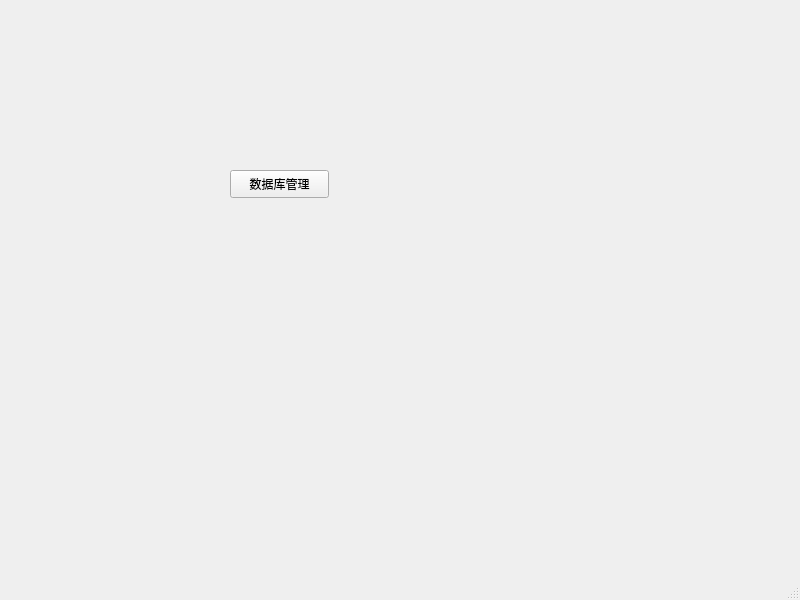
RiccoLiu/qt_cpp, file mysql/mainwindow.ui: the form before one commit.
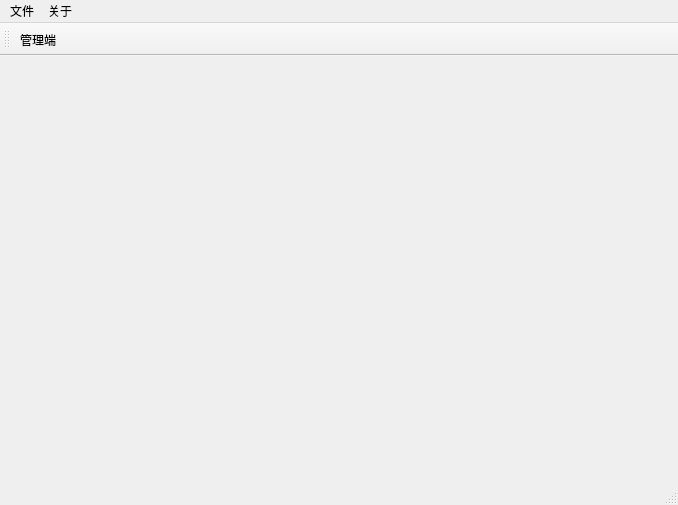
The form after the commit.

Diff of the .ui file:
```diff
--- a/mysql/mainwindow.ui
+++ b/mysql/mainwindow.ui
@@ -6,39 +6,63 @@
    <rect>
     <x>0</x>
     <y>0</y>
-    <width>800</width>
-    <height>600</height>
+    <width>678</width>
+    <height>505</height>
    </rect>
   </property>
   <property name="windowTitle">
    <string>MainWindow</string>
   </property>
-  <widget class="QWidget" name="centralwidget">
-   <widget class="QPushButton" name="databaseManager">
-    <property name="geometry">
-     <rect>
-      <x>230</x>
-      <y>170</y>
-      <width>99</width>
-      <height>28</height>
-     </rect>
-    </property>
-    <property name="text">
-     <string>数据库管理</string>
-    </property>
-   </widget>
-  </widget>
+  <widget class="QWidget" name="centralwidget"/>
   <widget class="QMenuBar" name="menubar">
    <property name="geometry">
     <rect>
      <x>0</x>
      <y>0</y>
-     <width>800</width>
+     <width>678</width>
      <height>24</height>
     </rect>
    </property>
+   <widget class="QMenu" name="menu">
+    <property name="title">
+     <string>文件</string>
+    </property>
+    <addaction name="open"/>
+   </widget>
+   <widget class="QMenu" name="menu_2">
+    <property name="title">
+     <string>关于</string>
+    </property>
+   </widget>
+   <addaction name="menu"/>
+   <addaction name="menu_2"/>
   </widget>
   <widget class="QStatusBar" name="statusbar"/>
+  <widget class="QToolBar" name="toolBar">
+   <property name="windowTitle">
+    <string>toolBar</string>
+   </property>
+   <attribute name="toolBarArea">
+    <enum>TopToolBarArea</enum>
+   </attribute>
+   <attribute name="toolBarBreak">
+    <bool>false</bool>
+   </attribute>
+   <addaction name="manerge"/>
+  </widget>
+  <action name="manerge">
+   <property name="text">
+    <string>管理端</string>
+   </property>
+   <property name="menuRole">
+    <enum>QAction::MenuRole::NoRole</enum>
+   </property>
+  </action>
+  <action name="open">
+   <property name="text">
+    <string>打开</string>
+   </property>
+  </action>
  </widget>
  <resources/>
  <connections/>
```
